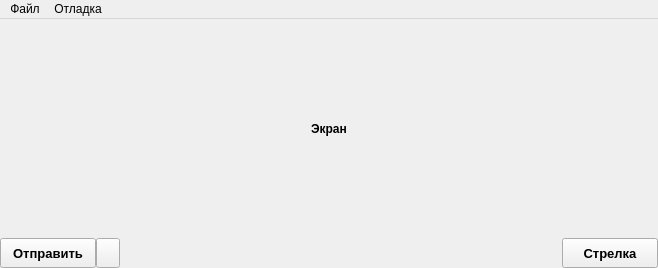
Old version of the form Lens/src/FMain.ui in the repository Zurg-13/cpp.
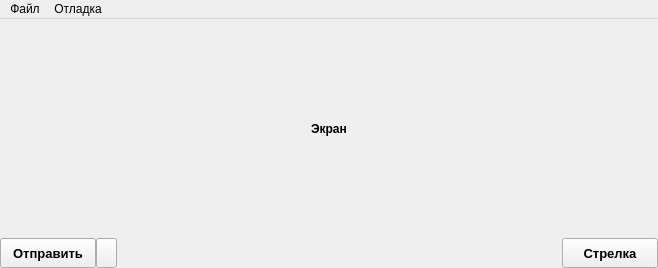
New version of the form.

```diff
--- a/Lens/src/FMain.ui
+++ b/Lens/src/FMain.ui
@@ -93,13 +93,13 @@
        <widget class="QPushButton" name="btSendMnu">
         <property name="minimumSize">
          <size>
-          <width>24</width>
+          <width>21</width>
           <height>30</height>
          </size>
         </property>
         <property name="maximumSize">
          <size>
-          <width>24</width>
+          <width>21</width>
           <height>30</height>
          </size>
         </property>
```
